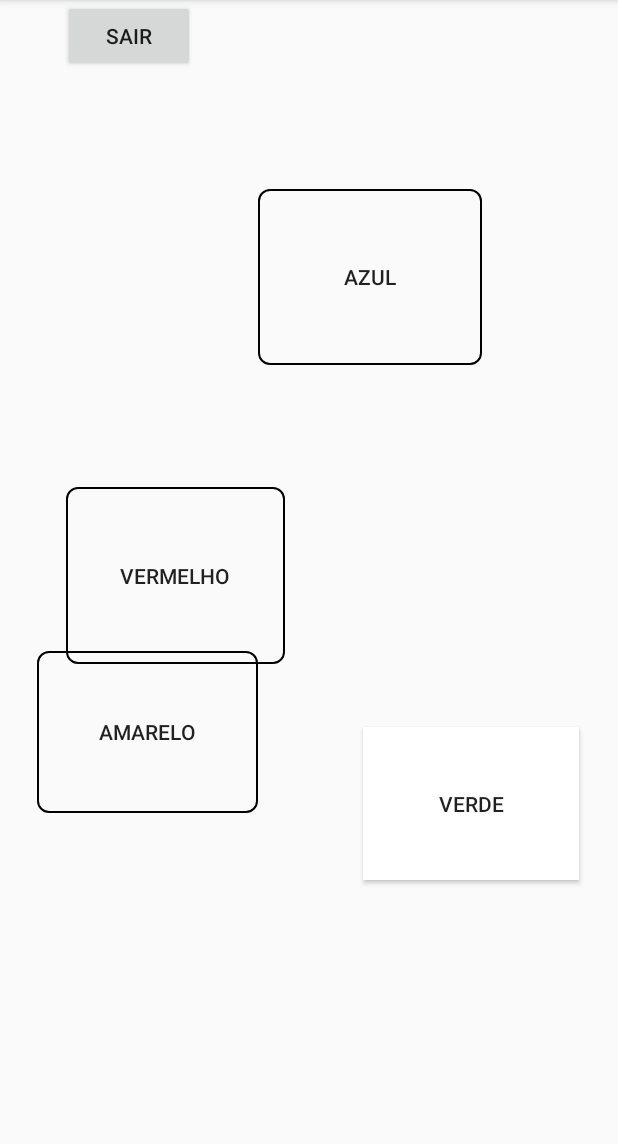
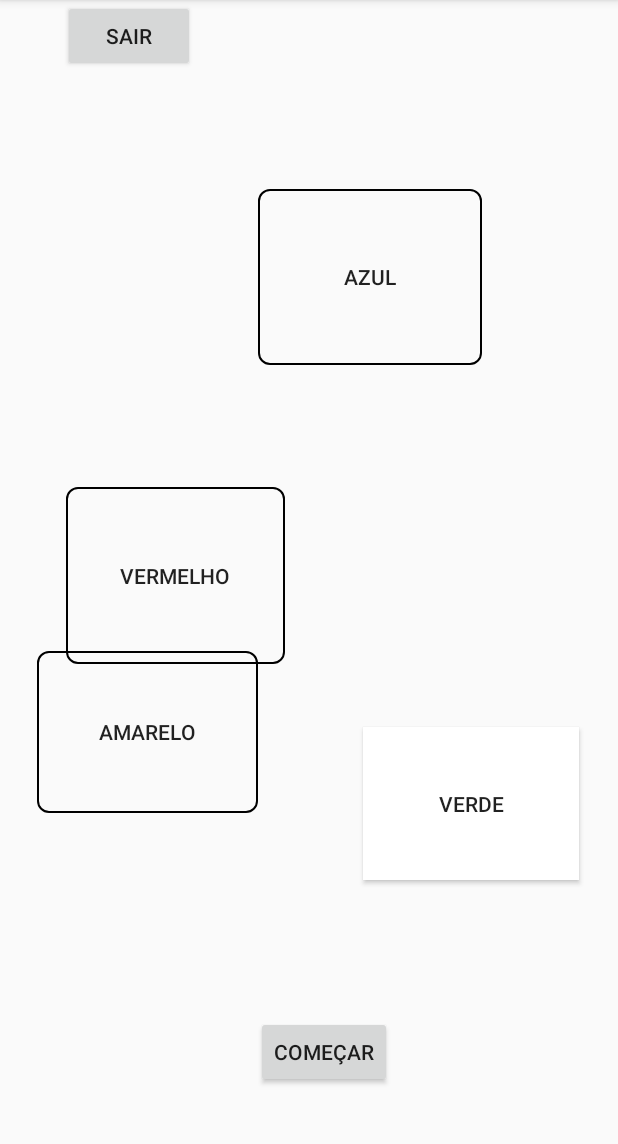
Before and after one commit to CristianSilvaGrosseli/Genius, an Android app: the activity_genius screen opened directly, with no data from a screen before it, after a tap on "VERDE", on a phone screen of 412 x 824 dp, the part 84-1228 px from its top. Run offline under Robolectric (Android 15) with nearby library versions, the light colour scheme and no system bars; 2 other taps on this screen came first.

Commit message:
-criação do método que mostra a sequencia a ser memorizada. -começo de implementação da classe FileHandler.java que manuseia o arquivo de configuracoes do jogo.

```diff
--- a/app/src/main/AndroidManifest.xml
+++ b/app/src/main/AndroidManifest.xml
@@ -23,6 +23,7 @@
                 <category android:name="android.intent.category.LAUNCHER" />
             </intent-filter>
         </activity>
+        <activity android:name=".configActivity"></activity>
     </application>
 
 </manifest>
--- a/app/src/main/java/cristian/genius/activity_genius.java
+++ b/app/src/main/java/cristian/genius/activity_genius.java
@@ -5,6 +5,7 @@ import android.support.v7.app.AppCompatActivity;
 import android.os.Bundle;
 import android.view.View;
 import android.widget.Button;
+import android.os.Handler;
 
 public class activity_genius extends AppCompatActivity {
 
@@ -14,6 +15,8 @@ public class activity_genius extends AppCompatActivity {
     protected void onCreate(Bundle savedInstanceState) {
         super.onCreate(savedInstanceState);
         setContentView(R.layout.activity_genius);
+
+        enableButtons(false);
 
         sequenceManager = new SequenceManager();
         sequenceManager.nextStep();
@@ -49,7 +52,15 @@ public class activity_genius extends AppCompatActivity {
                 manager(GeniusEnums.BUTTON_YELLOW);
             }
         });
-        this.showSequence();
+
+        final Button initGameButton = findViewById(R.id.initGameButton);
+        initGameButton.setOnClickListener(new View.OnClickListener() {
+            @Override
+            public void onClick(View v) {
+                showSequence();
+                enableButtons(true);
+            }
+        });
     }
 
     private boolean isRightStep(GeniusEnums button) {
@@ -68,8 +79,16 @@ public class activity_genius extends AppCompatActivity {
     {
         if(isRightStep(button))
         {
+            boolean showSequence = sequenceManager.isLastStep();
+
             sequenceManager.nextStep();
-            this.showSequence();
+
+            if(showSequence)
+            {
+                enableButtons(false);
+                showSequence();
+                enableButtons(true);
+            }
         }
         else
         {
@@ -80,42 +99,53 @@ public class activity_genius extends AppCompatActivity {
     private void showSequence()
     {
         int sequenceSize = sequenceManager.getSequenceSize();
+
+            Handler h = new Handler();
+
+            long delay = 0;
             for(int i = 0; i < sequenceSize; i++)
             {
-            turnOnButton(sequenceManager.getStep(i));
-            //timer aqui
-            turOffButton(sequenceManager.getStep(i));
+                final int index = i;
+                h.postDelayed(new Runnable() {
+                    @Override
+                    public void run() {
+                        turnOnButton(sequenceManager.getStep(index));
+                    }
+                }, delay);
+
+                delay += 1000;
+
+                h.postDelayed(new Runnable() {
+                    @Override
+                    public void run() {
+                        turnOffButton(sequenceManager.getStep(index));
+                    }
+                }, delay);
+                delay += 1000;
             }
     }
 
     private void turnOnButton(GeniusEnums button) {
+        final GeniusEnums buttonToTurnOn = button;
 
-        String buttonName = button.name();
+        String buttonName = buttonToTurnOn.name();
 
-        if(buttonName == "BUTTON_BLUE")
-        {
+        if (buttonName == "BUTTON_BLUE") {
             final Button buttonBlue = findViewById(R.id.buttonBlue);
             buttonBlue.setBackgroundColor(Color.rgb(76,169,250));
+        } else if (buttonName == "BUTTON_RED") {
+            final Button buttonRed = findViewById(R.id.buttonRed);
+            buttonRed.setBackgroundColor(Color.rgb(215, 89, 85));
+        } else if (buttonName == "BUTTON_GREEN") {
+            final Button buttonGreen = findViewById(R.id.buttonGreen);
+            buttonGreen.setBackgroundColor(Color.rgb(135, 238, 83));
+        } else if (buttonName == "BUTTON_YELLOW") {
+            final Button buttonYellow = findViewById(R.id.buttonYellow);
+            buttonYellow.setBackgroundColor(Color.rgb(235, 246, 131));
         }
-        else  if(buttonName == "BUTTON_RED")
-        {
-            final Button buttonRed = findViewById(R.id.buttonRed);
-            buttonRed.setBackgroundColor(Color.rgb(215,89,85));
-        }
-        else if(buttonName == "BUTTON_GREEN")
-        {
-            final Button buttonGreen = findViewById(R.id.buttonGreen);
-            buttonGreen.setBackgroundColor(Color.rgb(135,238,83));
-        }
-        else if(buttonName == "BUTTON_YELLOW")
-        {
-            final Button buttonYellow = findViewById(R.id.buttonYellow);
-            buttonYellow.setBackgroundColor(Color.rgb(235,246,131));
-        }
-        //fazer um botão acender a luz aqui
     }
 
-    private void turOffButton(GeniusEnums button)
+    private void turnOffButton(GeniusEnums button)
     {
         String buttonName = button.name();
 
@@ -140,4 +170,19 @@ public class activity_genius extends AppCompatActivity {
             buttonYellow.setBackgroundColor(Color.rgb(255,255,255));
         }
     }
+
+    private void enableButtons(boolean disable)
+    {
+        Button buttonGreen = findViewById(R.id.buttonGreen);
+        buttonGreen.setEnabled(disable);
+
+        Button buttonBlue = findViewById(R.id.buttonBlue);
+        buttonBlue.setEnabled(disable);
+
+        Button buttonRed = findViewById(R.id.buttonRed);
+        buttonRed.setEnabled(disable);
+
+        Button buttonYellow = findViewById(R.id.buttonYellow);
+        buttonYellow.setEnabled(disable);
     }
+}
--- a/app/src/main/res/layout/activity_genius.xml
+++ b/app/src/main/res/layout/activity_genius.xml
@@ -77,4 +77,19 @@
         app:layout_constraintEnd_toEndOf="parent"
         app:layout_constraintStart_toStartOf="parent"
         app:layout_constraintTop_toTopOf="parent" />
+
+    <Button
+        android:id="@+id/initGameButton"
+        android:layout_width="wrap_content"
+        android:layout_height="wrap_content"
+        android:layout_marginBottom="17dp"
+        android:layout_marginEnd="125dp"
+        android:layout_marginStart="145dp"
+        android:layout_marginTop="66dp"
+        android:text="Começar"
+        app:layout_constraintBottom_toBottomOf="parent"
+        app:layout_constraintEnd_toEndOf="parent"
+        app:layout_constraintStart_toStartOf="parent"
+        app:layout_constraintTop_toBottomOf="@+id/buttonGreen" />
+
 </android.support.constraint.ConstraintLayout>
```
Also changed, not shown: app/src/main/java/cristian/genius/Button.java (deleted, +0 -27 lines), app/src/main/java/cristian/genius/FileHandler.java (added, +91 -0 lines), app/src/main/java/cristian/genius/configActivity.java (added, +23 -0 lines), app/src/main/res/layout/activity_config.xml (added, +9 -0 lines). Lines whose indentation alone changed are shown as unchanged.
